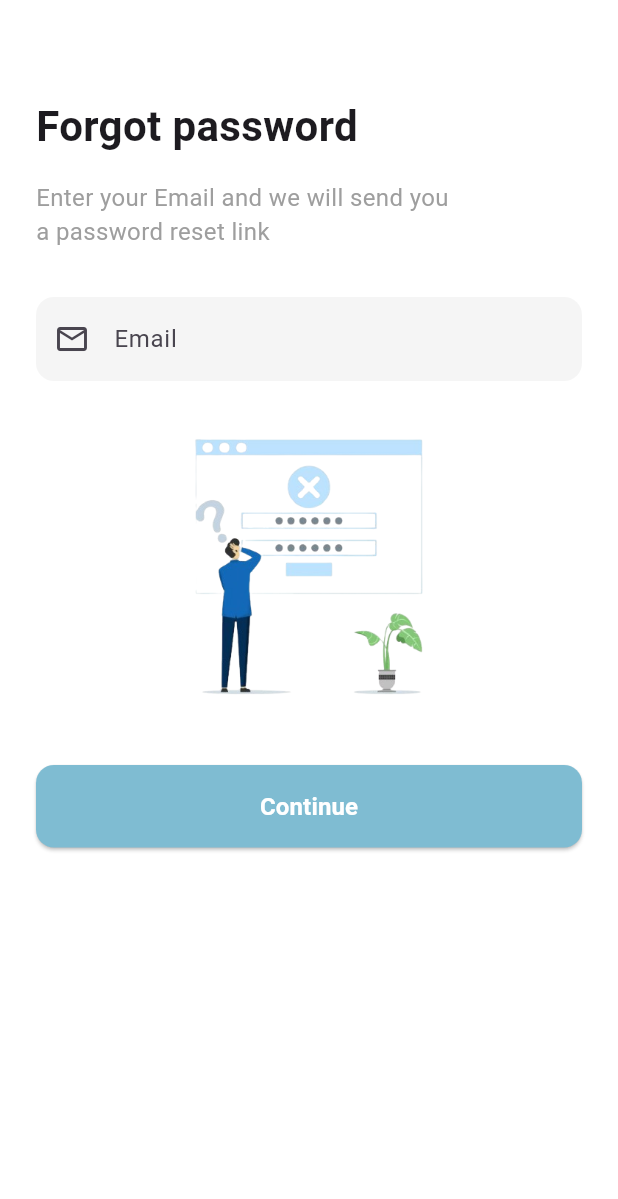
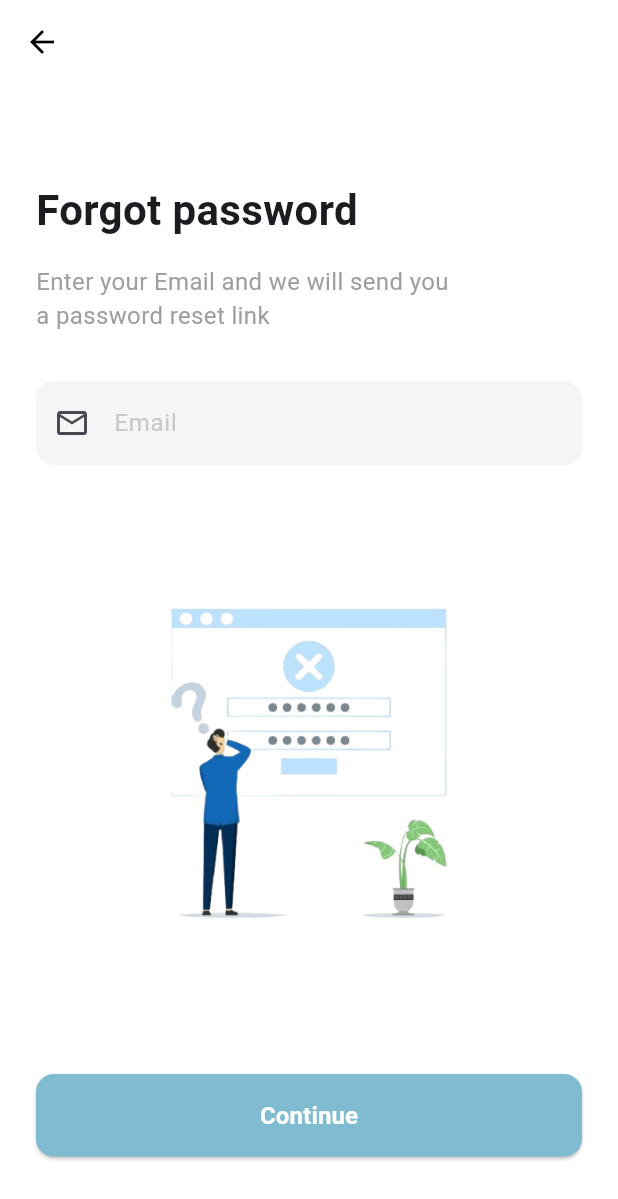
Before and after one commit to FathimaNajlak/masiha_user, a Flutter app: the ForgotPasswordScreen screen opened by its route, on a phone screen of 412 x 824 dp. Shown: the top 1199 px of the screen. Run offline on Flutter 3.47's test engine with Material 3 defaults, Android fonts, the phone set to English and light mode, and no system bars; our stand-ins replace firebase_core, google_fonts, image_picker; accounts and stored records are empty.

Commit message:
set password

```diff
--- a/lib/screens/login_signup/forgot_password.dart
+++ b/lib/screens/login_signup/forgot_password.dart
@@ -1,5 +1,8 @@
 import 'package:flutter/material.dart';
 import 'package:masiha_user/providers/forgot_password_provider.dart';
+import 'package:masiha_user/widgets/login/forgot_password/button.dart';
+import 'package:masiha_user/widgets/login/forgot_password/email_input.dart';
+import 'package:masiha_user/widgets/login/forgot_password/illusration.dart';
 import 'package:provider/provider.dart';
 
 class ForgotPasswordScreen extends StatelessWidget {
@@ -9,9 +12,21 @@ class ForgotPasswordScreen extends StatelessWidget {
   Widget build(BuildContext context) {
     return ChangeNotifierProvider(
       create: (_) => ForgotPasswordProvider(),
-      child: const Scaffold(
+      child: Scaffold(
         backgroundColor: Colors.white,
-        body: SafeArea(
+        appBar: AppBar(
+          backgroundColor: Colors.transparent,
+          elevation: 0,
+          centerTitle: true,
+          iconTheme: const IconThemeData(
+            color: Colors.black,
+          ),
+          leading: IconButton(
+            icon: const Icon(Icons.arrow_back, color: Colors.black),
+            onPressed: () => Navigator.pushReplacementNamed(context, '/login'),
+          ),
+        ),
+        body: const SafeArea(
           child: SingleChildScrollView(
             child: Padding(
               padding: EdgeInsets.all(24.0),
@@ -35,11 +50,11 @@ class ForgotPasswordScreen extends StatelessWidget {
                     ),
                   ),
                   SizedBox(height: 32),
-                  _EmailInput(),
+                  EmailInput(),
                   SizedBox(height: 24),
-                  _IllustrationWidget(),
+                  IllustrationWidget(),
                   SizedBox(height: 32),
-                  _ContinueButton(),
+                  Button(),
                 ],
               ),
             ),
@@ -49,72 +64,3 @@ class ForgotPasswordScreen extends StatelessWidget {
     );
   }
 }
-
-class _EmailInput extends StatelessWidget {
-  const _EmailInput({super.key});
-
-  @override
-  Widget build(BuildContext context) {
-    final provider = context.watch<ForgotPasswordProvider>();
-
-    return TextField(
-      onChanged: provider.setEmail,
-      decoration: InputDecoration(
-        prefixIcon: const Icon(Icons.email_outlined),
-        hintText: 'Email',
-        border: OutlineInputBorder(
-          borderRadius: BorderRadius.circular(12),
-          borderSide: BorderSide.none,
-        ),
-        filled: true,
-        fillColor: Colors.grey[100],
-        errorText: provider.errorMessage,
-      ),
-      keyboardType: TextInputType.emailAddress,
-    );
-  }
-}
-
-class _IllustrationWidget extends StatelessWidget {
-  const _IllustrationWidget({super.key});
-
-  @override
-  Widget build(BuildContext context) {
-    return Center(
-      child: Image.asset(
-        'assets/images/forgot_password.png',
-        height: 200,
-      ),
-    );
-  }
-}
-
-class _ContinueButton extends StatelessWidget {
-  const _ContinueButton({super.key});
-
-  @override
-  Widget build(BuildContext context) {
-    final provider = context.watch<ForgotPasswordProvider>();
-
-    return ElevatedButton(
-      onPressed: provider.isLoading ? null : provider.resetPassword,
-      style: ElevatedButton.styleFrom(
-        backgroundColor: const Color(0xFF7FBCD2),
-        padding: const EdgeInsets.symmetric(vertical: 16),
-        shape: RoundedRectangleBorder(
-          borderRadius: BorderRadius.circular(12),
-        ),
-      ),
-      child: provider.isLoading
-          ? const CircularProgressIndicator(color: Colors.white)
-          : const Text(
-              'Continue',
-              style: TextStyle(
-                fontSize: 16,
-                color: Colors.white,
-                fontWeight: FontWeight.bold,
-              ),
-            ),
-    );
-  }
-}
--- /dev/null
+++ b/lib/widgets/login/forgot_password/button.dart
@@ -0,0 +1,34 @@
+import 'package:flutter/material.dart';
+import 'package:masiha_user/providers/forgot_password_provider.dart';
+import 'package:provider/provider.dart';
+
+class Button extends StatelessWidget {
+  const Button({super.key});
+
+  @override
+  Widget build(BuildContext context) {
+    final provider = context.watch<ForgotPasswordProvider>();
+
+    return ElevatedButton(
+      onPressed:
+          provider.isLoading ? null : () => provider.resetPassword(context),
+      style: ElevatedButton.styleFrom(
+        backgroundColor: const Color(0xFF7FBCD2),
+        padding: const EdgeInsets.symmetric(vertical: 16),
+        shape: RoundedRectangleBorder(
+          borderRadius: BorderRadius.circular(12),
+        ),
+      ),
+      child: provider.isLoading
+          ? const CircularProgressIndicator(color: Colors.white)
+          : const Text(
+              'Continue',
+              style: TextStyle(
+                fontSize: 16,
+                color: Colors.white,
+                fontWeight: FontWeight.bold,
+              ),
+            ),
+    );
+  }
+}
--- /dev/null
+++ b/lib/widgets/login/forgot_password/email_input.dart
@@ -0,0 +1,29 @@
+import 'package:flutter/material.dart';
+import 'package:masiha_user/providers/forgot_password_provider.dart';
+import 'package:provider/provider.dart';
+
+class EmailInput extends StatelessWidget {
+  const EmailInput({super.key});
+
+  @override
+  Widget build(BuildContext context) {
+    final provider = context.watch<ForgotPasswordProvider>();
+
+    return TextField(
+      onChanged: provider.setEmail,
+      decoration: InputDecoration(
+        prefixIcon: const Icon(Icons.email_outlined),
+        hintText: 'Email',
+        hintStyle: const TextStyle(color: Color.fromARGB(255, 201, 201, 201)),
+        border: OutlineInputBorder(
+          borderRadius: BorderRadius.circular(12),
+          borderSide: BorderSide.none,
+        ),
+        filled: true,
+        fillColor: Colors.grey[100],
+        errorText: provider.errorMessage,
+      ),
+      keyboardType: TextInputType.emailAddress,
+    );
+  }
+}
--- /dev/null
+++ b/lib/widgets/login/forgot_password/illusration.dart
@@ -0,0 +1,15 @@
+import 'package:flutter/material.dart';
+
+class IllustrationWidget extends StatelessWidget {
+  const IllustrationWidget({super.key});
+
+  @override
+  Widget build(BuildContext context) {
+    return Center(
+      child: Image.asset(
+        'assets/images/forgot_password.png',
+        height: 350,
+      ),
+    );
+  }
+}
```
Also changed, not shown: lib/providers/forgot_password_provider.dart (+11 -2 lines), lib/providers/set_password_provider.dart (added, +105 -0 lines), lib/screens/login_signup/set_password.dart (added, +187 -0 lines).
